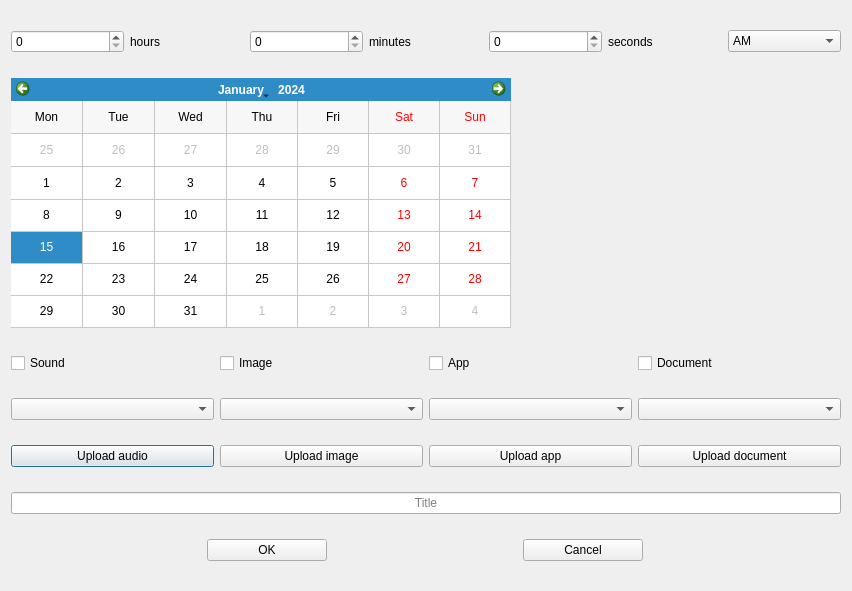
Above: 1_semester/2_lab/timerinfowindow.ui from thgjm/fundamentalsOOP before the change. Below: the same form after it.
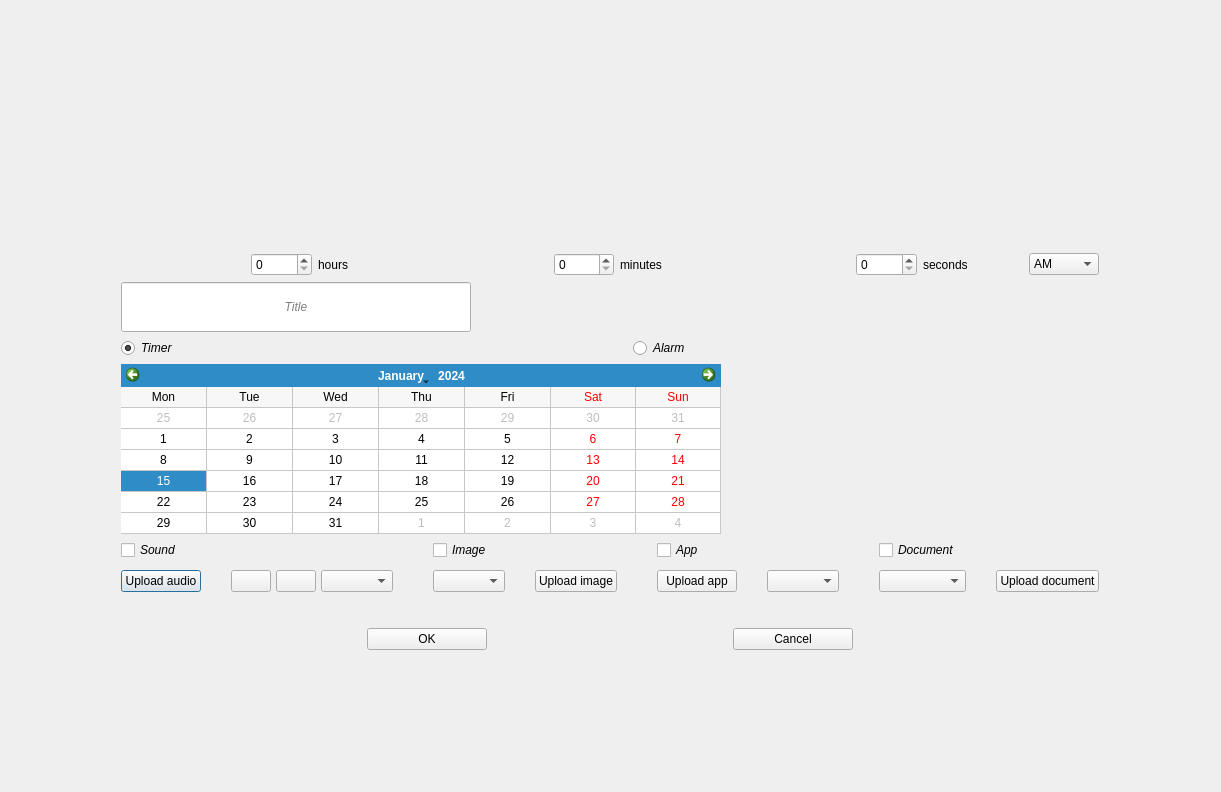
That is the form after the change. Icons and pictures are not drawn.

Commit message: added stylization for settings and timer info window; added new funcitions for listening to the audios before choosing them.

What changed in the file:
```diff
--- a/1_semester/2_lab/timerinfowindow.ui
+++ b/1_semester/2_lab/timerinfowindow.ui
@@ -6,18 +6,100 @@
    <rect>
     <x>0</x>
     <y>0</y>
-    <width>852</width>
-    <height>591</height>
+    <width>1221</width>
+    <height>792</height>
    </rect>
   </property>
   <property name="windowTitle">
    <string>Dialog</string>
   </property>
-  <layout class="QVBoxLayout" name="verticalLayout">
+  <layout class="QGridLayout" name="gridLayout">
+   <item row="0" column="0">
+    <layout class="QVBoxLayout" name="verticalLayout_9">
+     <item>
+      <layout class="QHBoxLayout" name="horizontalLayout_42">
+       <property name="spacing">
+        <number>0</number>
+       </property>
+       <item>
+        <widget class="QLabel" name="timeZoneInfo">
+         <property name="maximumSize">
+          <size>
+           <width>16777215</width>
+           <height>50</height>
+          </size>
+         </property>
+         <property name="font">
+          <font>
+           <italic>true</italic>
+          </font>
+         </property>
+         <property name="text">
+          <string/>
+         </property>
+         <property name="alignment">
+          <set>Qt::AlignmentFlag::AlignCenter</set>
+         </property>
+        </widget>
+       </item>
+      </layout>
+     </item>
+     <item>
+      <layout class="QHBoxLayout" name="horizontalLayout_43">
+       <property name="spacing">
+        <number>0</number>
+       </property>
+       <item>
+        <widget class="QLabel" name="timeFormatInfo">
+         <property name="maximumSize">
+          <size>
+           <width>16777215</width>
+           <height>50</height>
+          </size>
+         </property>
+         <property name="font">
+          <font>
+           <italic>true</italic>
+          </font>
+         </property>
+         <property name="text">
+          <string/>
+         </property>
+         <property name="alignment">
+          <set>Qt::AlignmentFlag::AlignCenter</set>
+         </property>
+        </widget>
+       </item>
+      </layout>
+     </item>
    <item>
     <layout class="QHBoxLayout" name="horizontalLayout_4">
      <item>
+        <layout class="QHBoxLayout" name="horizontalLayout_39">
+         <item>
+          <spacer name="horizontalSpacer_20">
+           <property name="orientation">
+            <enum>Qt::Orientation::Horizontal</enum>
+           </property>
+           <property name="sizeType">
+            <enum>QSizePolicy::Policy::Minimum</enum>
+           </property>
+           <property name="sizeHint" stdset="0">
+            <size>
+             <width>130</width>
+             <height>20</height>
+            </size>
+           </property>
+          </spacer>
+         </item>
+         <item>
       <widget class="QSpinBox" name="hourCount">
+           <property name="maximumSize">
+            <size>
+             <width>80</width>
+             <height>16777215</height>
+            </size>
+           </property>
        <property name="alignment">
         <set>Qt::AlignmentFlag::AlignLeading|Qt::AlignmentFlag::AlignLeft|Qt::AlignmentFlag::AlignVCenter</set>
        </property>
@@ -34,7 +116,49 @@
       </widget>
      </item>
      <item>
+          <spacer name="horizontalSpacer_23">
+           <property name="orientation">
+            <enum>Qt::Orientation::Horizontal</enum>
+           </property>
+           <property name="sizeType">
+            <enum>QSizePolicy::Policy::Minimum</enum>
+           </property>
+           <property name="sizeHint" stdset="0">
+            <size>
+             <width>40</width>
+             <height>20</height>
+            </size>
+           </property>
+          </spacer>
+         </item>
+        </layout>
+       </item>
+       <item>
+        <layout class="QHBoxLayout" name="horizontalLayout_40">
+         <item>
+          <spacer name="horizontalSpacer_21">
+           <property name="orientation">
+            <enum>Qt::Orientation::Horizontal</enum>
+           </property>
+           <property name="sizeType">
+            <enum>QSizePolicy::Policy::Minimum</enum>
+           </property>
+           <property name="sizeHint" stdset="0">
+            <size>
+             <width>130</width>
+             <height>20</height>
+            </size>
+           </property>
+          </spacer>
+         </item>
+         <item>
       <widget class="QSpinBox" name="minuteCount">
+           <property name="maximumSize">
+            <size>
+             <width>80</width>
+             <height>16777215</height>
+            </size>
+           </property>
        <property name="maximum">
         <number>59</number>
        </property>
@@ -48,7 +172,49 @@
       </widget>
      </item>
      <item>
+          <spacer name="horizontalSpacer_24">
+           <property name="orientation">
+            <enum>Qt::Orientation::Horizontal</enum>
+           </property>
+           <property name="sizeType">
+            <enum>QSizePolicy::Policy::Minimum</enum>
+           </property>
+           <property name="sizeHint" stdset="0">
+            <size>
+             <width>40</width>
+             <height>20</height>
+            </size>
+           </property>
+          </spacer>
+         </item>
+        </layout>
+       </item>
+       <item>
+        <layout class="QHBoxLayout" name="horizontalLayout_41">
+         <item>
+          <spacer name="horizontalSpacer_22">
+           <property name="orientation">
+            <enum>Qt::Orientation::Horizontal</enum>
+           </property>
+           <property name="sizeType">
+            <enum>QSizePolicy::Policy::Minimum</enum>
+           </property>
+           <property name="sizeHint" stdset="0">
+            <size>
+             <width>130</width>
+             <height>20</height>
+            </size>
+           </property>
+          </spacer>
+         </item>
+         <item>
       <widget class="QSpinBox" name="secondCount">
+           <property name="maximumSize">
+            <size>
+             <width>80</width>
+             <height>16777215</height>
+            </size>
+           </property>
        <property name="maximum">
         <number>59</number>
        </property>
@@ -62,7 +228,31 @@
       </widget>
      </item>
      <item>
+          <spacer name="horizontalSpacer_25">
+           <property name="orientation">
+            <enum>Qt::Orientation::Horizontal</enum>
+           </property>
+           <property name="sizeType">
+            <enum>QSizePolicy::Policy::Minimum</enum>
+           </property>
+           <property name="sizeHint" stdset="0">
+            <size>
+             <width>40</width>
+             <height>20</height>
+            </size>
+           </property>
+          </spacer>
+         </item>
+        </layout>
+       </item>
+       <item>
       <widget class="QComboBox" name="AmPmBox">
+         <property name="maximumSize">
+          <size>
+           <width>70</width>
+           <height>16777215</height>
+          </size>
+         </property>
        <item>
         <property name="text">
          <string>AM</string>
@@ -77,6 +267,88 @@
      </item>
     </layout>
    </item>
+     <item>
+      <widget class="QLineEdit" name="timerName">
+       <property name="minimumSize">
+        <size>
+         <width>300</width>
+         <height>50</height>
+        </size>
+       </property>
+       <property name="maximumSize">
+        <size>
+         <width>350</width>
+         <height>16777215</height>
+        </size>
+       </property>
+       <property name="font">
+        <font>
+         <italic>true</italic>
+        </font>
+       </property>
+       <property name="alignment">
+        <set>Qt::AlignmentFlag::AlignCenter</set>
+       </property>
+       <property name="placeholderText">
+        <string>Title</string>
+       </property>
+      </widget>
+     </item>
+     <item>
+      <layout class="QHBoxLayout" name="horizontalLayout_36">
+       <item>
+        <layout class="QHBoxLayout" name="horizontalLayout_37">
+         <item>
+          <widget class="QRadioButton" name="TimerRadioButton">
+           <property name="font">
+            <font>
+             <italic>true</italic>
+            </font>
+           </property>
+           <property name="text">
+            <string>Timer</string>
+           </property>
+           <property name="checked">
+            <bool>true</bool>
+           </property>
+          </widget>
+         </item>
+        </layout>
+       </item>
+       <item>
+        <spacer name="horizontalSpacer_19">
+         <property name="orientation">
+          <enum>Qt::Orientation::Horizontal</enum>
+         </property>
+         <property name="sizeType">
+          <enum>QSizePolicy::Policy::Minimum</enum>
+         </property>
+         <property name="sizeHint" stdset="0">
+          <size>
+           <width>40</width>
+           <height>20</height>
+          </size>
+         </property>
+        </spacer>
+       </item>
+       <item>
+        <layout class="QHBoxLayout" name="horizontalLayout_38">
+         <item>
+          <widget class="QRadioButton" name="AlarmRadioButton">
+           <property name="font">
+            <font>
+             <italic>true</italic>
+            </font>
+           </property>
+           <property name="text">
+            <string>Alarm</string>
+           </property>
+          </widget>
+         </item>
+        </layout>
+       </item>
+      </layout>
+     </item>
    <item>
     <widget class="QCalendarWidget" name="calendarWidget">
      <property name="sizePolicy">
@@ -87,8 +359,8 @@
      </property>
      <property name="maximumSize">
       <size>
-       <width>500</width>
-       <height>250</height>
+         <width>600</width>
+         <height>170</height>
       </size>
      </property>
      <property name="sizeIncrement">
@@ -109,71 +381,35 @@
     </widget>
    </item>
    <item>
-    <layout class="QHBoxLayout" name="horizontalLayout">
-     <item>
-      <widget class="QCheckBox" name="soundCheckBox">
-       <property name="text">
-        <string>Sound</string>
+      <layout class="QHBoxLayout" name="horizontalLayout_35">
+       <property name="spacing">
+        <number>40</number>
        </property>
-      </widget>
-     </item>
      <item>
-      <widget class="QCheckBox" name="imageCheckBox">
-       <property name="text">
-        <string>Image</string>
-       </property>
-      </widget>
-     </item>
+        <layout class="QVBoxLayout" name="verticalLayout_5">
+         <property name="spacing">
+          <number>10</number>
+         </property>
      <item>
-      <widget class="QCheckBox" name="appCheckBox">
-       <property name="text">
-        <string>App</string>
-       </property>
-      </widget>
-     </item>
-     <item>
-      <widget class="QCheckBox" name="documentCheckBox">
+          <widget class="QCheckBox" name="soundCheckBox_3">
+           <property name="font">
+            <font>
+             <italic>true</italic>
+            </font>
+           </property>
        <property name="text">
-        <string>Document</string>
-       </property>
-      </widget>
-     </item>
-    </layout>
-   </item>
-   <item>
-    <layout class="QHBoxLayout" name="horizontalLayout_2">
-     <item>
-      <widget class="QComboBox" name="soundComboBox">
-       <property name="placeholderText">
         <string>Sound</string>
        </property>
       </widget>
      </item>
      <item>
-      <widget class="QComboBox" name="imageComboBox">
-       <property name="placeholderText">
-        <string>Image</string>
-       </property>
-      </widget>
-     </item>
-     <item>
-      <widget class="QComboBox" name="appComboBox">
-       <property name="placeholderText">
-        <string>App</string>
-       </property>
-      </widget>
-     </item>
-     <item>
-      <widget class="QComboBox" name="documentComboBox">
-       <property name="placeholderText">
-        <string>Document</string>
-       </property>
-      </widget>
-     </item>
-    </layout>
-   </item>
-   <item>
-    <layout class="QHBoxLayout" name="horizontalLayout_3">
+          <layout class="QHBoxLayout" name="horizontalLayout_31">
+           <property name="spacing">
+            <number>30</number>
+           </property>
+           <property name="bottomMargin">
+            <number>30</number>
+           </property>
      <item>
       <widget class="QPushButton" name="uploadSoundButton">
        <property name="text">
@@ -182,12 +418,111 @@
       </widget>
      </item>
      <item>
+            <layout class="QHBoxLayout" name="horizontalLayout_30">
+             <property name="spacing">
+              <number>5</number>
+             </property>
+             <item>
+              <widget class="QPushButton" name="PlayButton">
+               <property name="text">
+                <string/>
+               </property>
+               <property name="icon">
+                <iconset theme="QIcon::ThemeIcon::MediaPlaybackStart"/>
+               </property>
+              </widget>
+             </item>
+             <item>
+              <widget class="QPushButton" name="PauseButton">
+               <property name="text">
+                <string/>
+               </property>
+               <property name="icon">
+                <iconset theme="QIcon::ThemeIcon::MediaPlaybackPause"/>
+               </property>
+              </widget>
+             </item>
+             <item>
+              <widget class="QComboBox" name="soundComboBox">
+               <property name="placeholderText">
+                <string>Sound</string>
+               </property>
+              </widget>
+             </item>
+            </layout>
+           </item>
+          </layout>
+         </item>
+        </layout>
+       </item>
+       <item>
+        <layout class="QVBoxLayout" name="verticalLayout_6">
+         <property name="spacing">
+          <number>10</number>
+         </property>
+         <item>
+          <widget class="QCheckBox" name="imageCheckBox">
+           <property name="font">
+            <font>
+             <italic>true</italic>
+            </font>
+           </property>
+           <property name="text">
+            <string>Image</string>
+           </property>
+          </widget>
+         </item>
+         <item>
+          <layout class="QHBoxLayout" name="horizontalLayout_32">
+           <property name="spacing">
+            <number>30</number>
+           </property>
+           <property name="bottomMargin">
+            <number>30</number>
+           </property>
+           <item>
+            <widget class="QComboBox" name="imageComboBox">
+             <property name="placeholderText">
+              <string>Image</string>
+             </property>
+            </widget>
+           </item>
+           <item>
       <widget class="QPushButton" name="uploadImageButton">
        <property name="text">
         <string>Upload image</string>
        </property>
       </widget>
      </item>
+          </layout>
+         </item>
+        </layout>
+       </item>
+       <item>
+        <layout class="QVBoxLayout" name="verticalLayout_7">
+         <property name="spacing">
+          <number>10</number>
+         </property>
+         <item>
+          <widget class="QCheckBox" name="appCheckBox">
+           <property name="font">
+            <font>
+             <italic>true</italic>
+            </font>
+           </property>
+           <property name="text">
+            <string>App</string>
+           </property>
+          </widget>
+         </item>
+         <item>
+          <layout class="QHBoxLayout" name="horizontalLayout_33">
+           <property name="spacing">
+            <number>30</number>
+           </property>
+           <property name="bottomMargin">
+            <number>30</number>
+           </property>
      <item>
       <widget class="QPushButton" name="uploadAppButton">
        <property name="text">
@@ -196,6 +531,49 @@
       </widget>
      </item>
      <item>
+            <widget class="QComboBox" name="appComboBox">
+             <property name="placeholderText">
+              <string>App</string>
+             </property>
+            </widget>
+           </item>
+          </layout>
+         </item>
+        </layout>
+       </item>
+       <item>
+        <layout class="QVBoxLayout" name="verticalLayout_8">
+         <property name="spacing">
+          <number>10</number>
+         </property>
+         <item>
+          <widget class="QCheckBox" name="documentCheckBox">
+           <property name="font">
+            <font>
+             <italic>true</italic>
+            </font>
+           </property>
+           <property name="text">
+            <string>Document</string>
+           </property>
+          </widget>
+         </item>
+         <item>
+          <layout class="QHBoxLayout" name="horizontalLayout_34">
+           <property name="spacing">
+            <number>30</number>
+           </property>
+           <property name="bottomMargin">
+            <number>30</number>
+           </property>
+           <item>
+            <widget class="QComboBox" name="documentComboBox">
+             <property name="placeholderText">
+              <string>Document</string>
+             </property>
+            </widget>
+           </item>
+           <item>
       <widget class="QPushButton" name="uploadDocumentButton">
        <property name="text">
         <string>Upload document</string>
@@ -204,22 +582,16 @@
      </item>
     </layout>
    </item>
-   <item>
-    <widget class="QLineEdit" name="timerName">
-     <property name="alignment">
-      <set>Qt::AlignmentFlag::AlignCenter</set>
-     </property>
-     <property name="placeholderText">
-      <string>Title</string>
-     </property>
-    </widget>
+        </layout>
+       </item>
+      </layout>
    </item>
    <item>
     <layout class="QHBoxLayout" name="horizontalLayout_5">
      <property name="spacing">
       <number>0</number>
      </property>
-     <item alignment="">
+       <item>
       <widget class="QPushButton" name="OKButton">
        <property name="maximumSize">
         <size>
@@ -232,7 +604,7 @@
        </property>
       </widget>
      </item>
-     <item alignment="">
+       <item>
       <widget class="QPushButton" name="CancelButton">
        <property name="maximumSize">
         <size>
@@ -244,6 +616,8 @@
         <string>Cancel</string>
        </property>
       </widget>
+       </item>
+      </layout>
      </item>
     </layout>
    </item>
```
Lines whose indentation alone changed are shown as unchanged. The commit also changes 9 other files.
